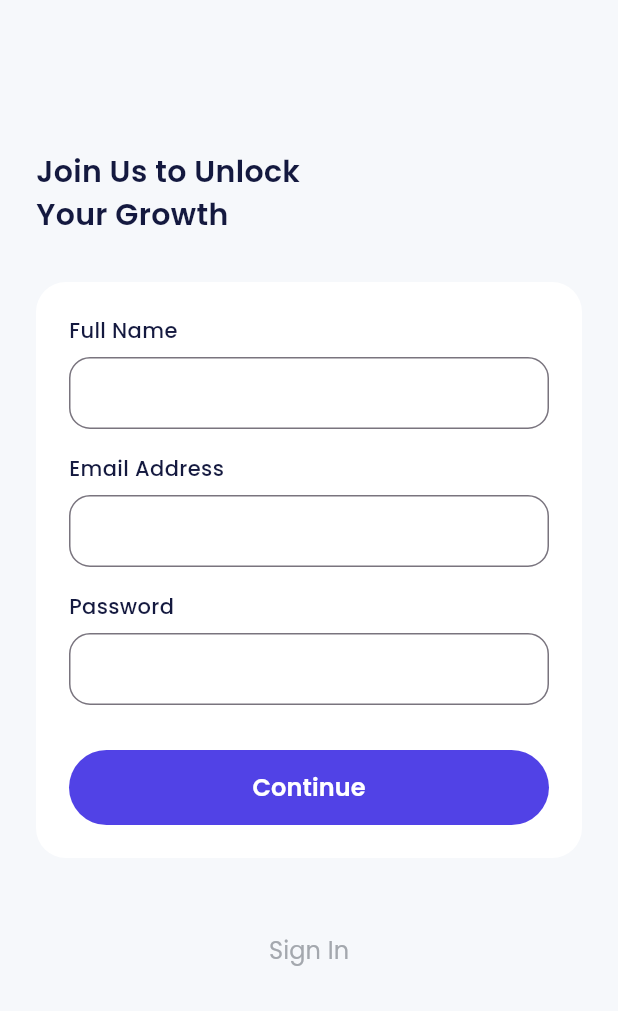
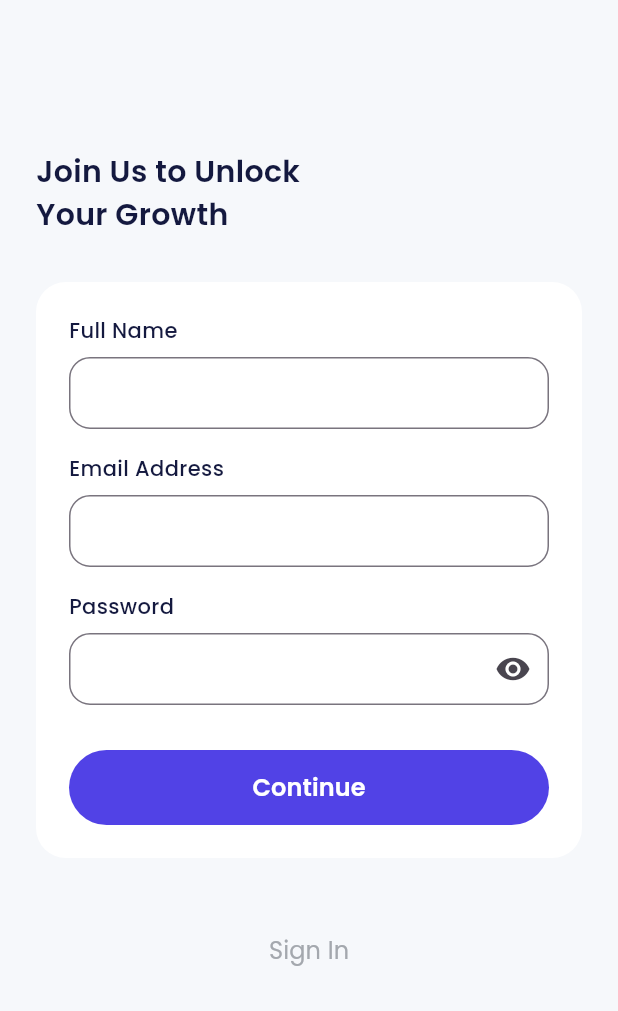
Before and after one commit to DimassRfyy/SHA-EwalletApp, a Flutter app: the SignUpPage screen opened by its route, on a phone screen of 412 x 824 dp, the part 225-1236 px from its top. Run offline on Flutter 3.47's test engine with Material 3 defaults, Android fonts, the phone set to English and light mode, and no system bars; our stand-ins replace carousel_slider, google_fonts.

```diff
--- a/lib/ui/widgets/forms.dart
+++ b/lib/ui/widgets/forms.dart
@@ -1,10 +1,11 @@
 import 'package:flutter/material.dart';
 import 'package:flutter_sha/shared/theme.dart';
 
-class CustomFormField extends StatelessWidget {
+class CustomFormField extends StatefulWidget {
   final String label;
   final bool obscureText;
   final TextEditingController? controller;
+
   const CustomFormField({
     super.key,
     required this.label,
@@ -13,21 +14,47 @@ class CustomFormField extends StatelessWidget {
   });
 
   @override
+  _CustomFormFieldState createState() => _CustomFormFieldState();
+}
+
+class _CustomFormFieldState extends State<CustomFormField> {
+  late bool _obscureText;
+
+  @override
+  void initState() {
+    super.initState();
+    _obscureText = widget.obscureText;
+  }
+
+  @override
   Widget build(BuildContext context) {
     return Column(
       crossAxisAlignment: CrossAxisAlignment.start,
       children: [
         Text(
-          label,
+          widget.label,
           style: blackTextStyle.copyWith(fontSize: 14, fontWeight: medium),
         ),
         const SizedBox(height: 8),
         TextFormField(
-          obscureText: obscureText,
-          controller: controller,
+          obscureText: _obscureText,
+          controller: widget.controller,
           decoration: InputDecoration(
             border: OutlineInputBorder(borderRadius: BorderRadius.circular(14)),
             contentPadding: const EdgeInsets.all(12),
+            suffixIcon:
+                widget.obscureText
+                    ? IconButton(
+                      icon: Icon(
+                        _obscureText ? Icons.visibility : Icons.visibility_off,
+                      ),
+                      onPressed: () {
+                        setState(() {
+                          _obscureText = !_obscureText;
+                        });
+                      },
+                    )
+                    : null,
           ),
         ),
       ],
```
Also changed, not shown: lib/ui/pages/profile_edit_page.dart (+38 -1 lines).
